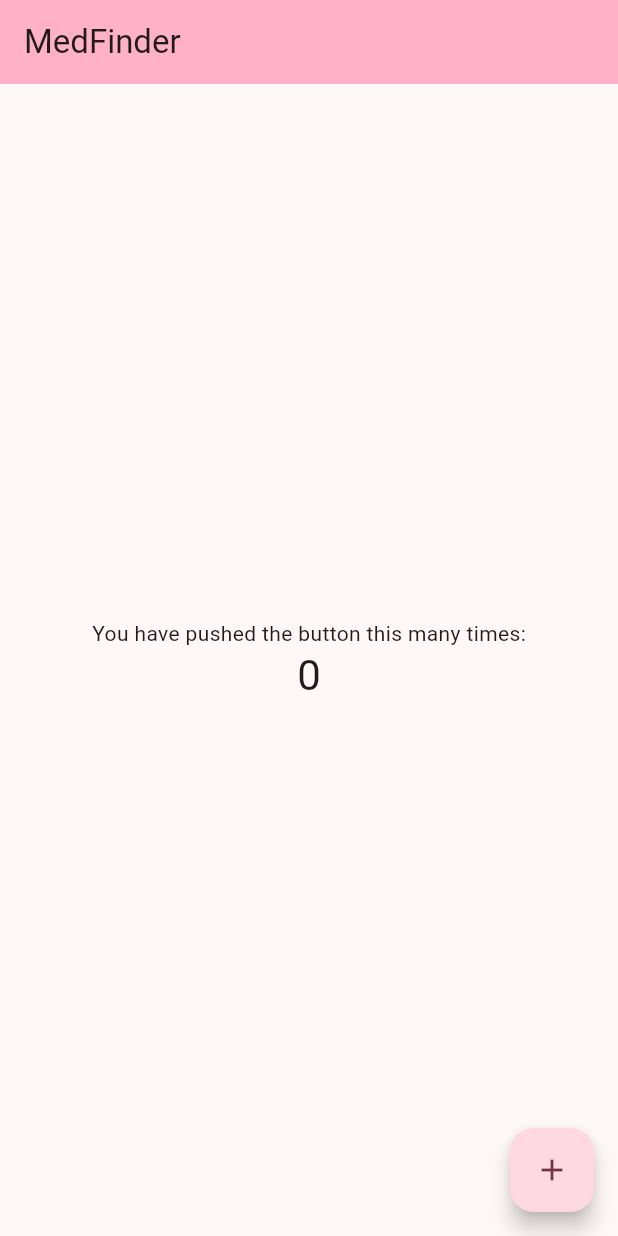
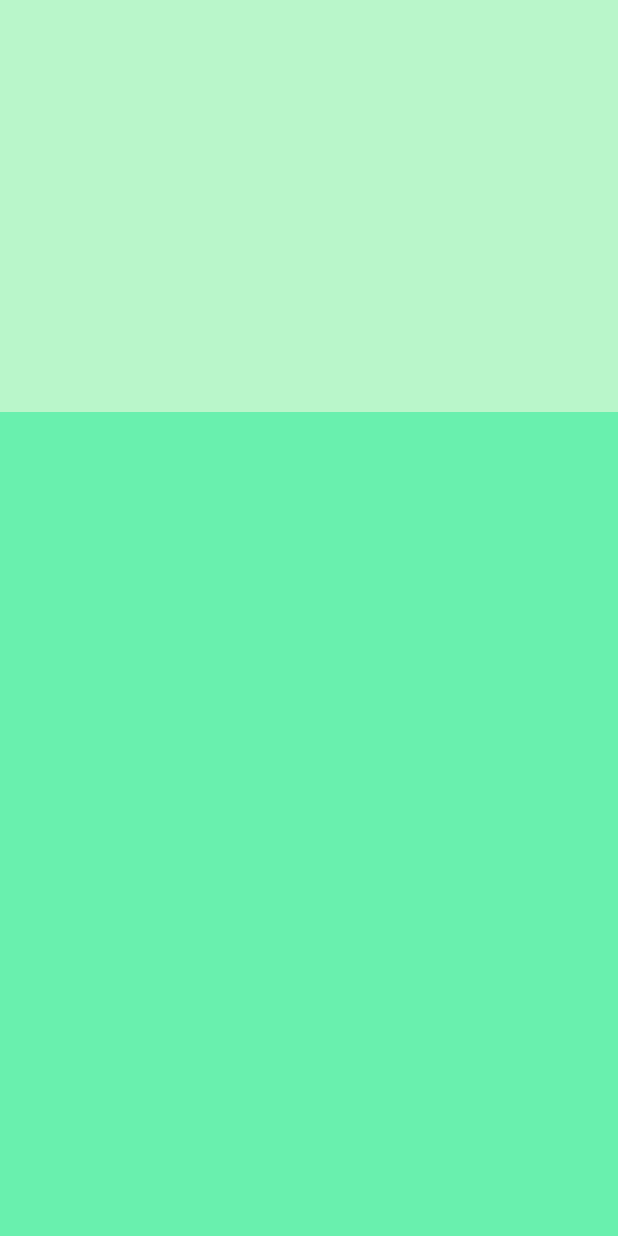
Before and after one commit to pedrolyraa/medfinderflutter, a Flutter app: the screen it shows after launch, on a phone screen of 412 x 824 dp. Run offline on Flutter 3.47's test engine with Material 2 defaults, Android fonts, the phone set to English and light mode, and no system bars.

Commit message:
Fazendo a tela de cadastro e login

```diff
--- a/lib/main.dart
+++ b/lib/main.dart
@@ -1,125 +1,35 @@
 import 'package:flutter/material.dart';
+import 'package:medfinderflutter/screens/SignInScreen.dart';
+import 'package:medfinderflutter/screens/initScreen.dart';
 
 void main() {
-  runApp(const MyApp());
+  runApp(MyApp());
 }
 
 class MyApp extends StatelessWidget {
-  const MyApp({super.key});
+  final pageController = PageController(initialPage: 1);
 
   // This widget is the root of your application.
   @override
   Widget build(BuildContext context) {
     return MaterialApp(
+      debugShowCheckedModeBanner: false,
       title: 'MedFinder',
       theme: ThemeData(
-        // This is the theme of your application.
-        //
-        // TRY THIS: Try running your application with "flutter run". You'll see
-        // the application has a blue toolbar. Then, without quitting the app,
-        // try changing the seedColor in the colorScheme below to Colors.green
-        // and then invoke "hot reload" (save your changes or press the "hot
-        // reload" button in a Flutter-supported IDE, or press "r" if you used
-        // the command line to start the app).
-        //
-        // Notice that the counter didn't reset back to zero; the application
-        // state is not lost during the reload. To reset the state, use hot
-        // restart instead.
-        //
-        // This works for code too, not just values: Most code changes can be
-        // tested with just a hot reload.
-        colorScheme: ColorScheme.fromSeed(seedColor: Colors.black),
-        useMaterial3: true,
+        primarySwatch: Colors.blue,
       ),
-      home: const MyHomePage(title: 'MedFinder'),
+      home: PageView(
+        controller: pageController,
+        children: <Widget>[
+          Scaffold(
+            body: SignInScreen(),
+          ),
+          Scaffold(
+            body: InitScreen(pageController),
+          ),
+        ],
+      )
     );
+
   }
 }
-
-class MyHomePage extends StatefulWidget {
-  const MyHomePage({super.key, required this.title});
-
-  // This widget is the home page of your application. It is stateful, meaning
-  // that it has a State object (defined below) that contains fields that affect
-  // how it looks.
-
-  // This class is the configuration for the state. It holds the values (in this
-  // case the title) provided by the parent (in this case the App widget) and
-  // used by the build method of the State. Fields in a Widget subclass are
-  // always marked "final".
-
-  final String title;
-
-  @override
-  State<MyHomePage> createState() => _MyHomePageState();
-}
-
-class _MyHomePageState extends State<MyHomePage> {
-  int _counter = 0;
-
-  void _incrementCounter() {
-    setState(() {
-      // This call to setState tells the Flutter framework that something has
-      // changed in this State, which causes it to rerun the build method below
-      // so that the display can reflect the updated values. If we changed
-      // _counter without calling setState(), then the build method would not be
-      // called again, and so nothing would appear to happen.
-      _counter++;
-    });
-  }
-
-  @override
-  Widget build(BuildContext context) {
-    // This method is rerun every time setState is called, for instance as done
-    // by the _incrementCounter method above.
-    //
-    // The Flutter framework has been optimized to make rerunning build methods
-    // fast, so that you can just rebuild anything that needs updating rather
-    // than having to individually change instances of widgets.
-    return Scaffold(
-      appBar: AppBar(
-        // TRY THIS: Try changing the color here to a specific color (to
-        // Colors.amber, perhaps?) and trigger a hot reload to see the AppBar
-        // change color while the other colors stay the same.
-        backgroundColor: Theme.of(context).colorScheme.inversePrimary,
-        // Here we take the value from the MyHomePage object that was created by
-        // the App.build method, and use it to set our appbar title.
-        title: Text(widget.title),
-      ),
-      body: Center(
-        // Center is a layout widget. It takes a single child and positions it
-        // in the middle of the parent.
-        child: Column(
-          // Column is also a layout widget. It takes a list of children and
-          // arranges them vertically. By default, it sizes itself to fit its
-          // children horizontally, and tries to be as tall as its parent.
-          //
-          // Column has various properties to control how it sizes itself and
-          // how it positions its children. Here we use mainAxisAlignment to
-          // center the children vertically; the main axis here is the vertical
-          // axis because Columns are vertical (the cross axis would be
-          // horizontal).
-          //
-          // TRY THIS: Invoke "debug painting" (choose the "Toggle Debug Paint"
-          // action in the IDE, or press "p" in the console), to see the
-          // wireframe for each widget.
-          mainAxisAlignment: MainAxisAlignment.center,
-          children: <Widget>[
-            const Text(
-              'You have pushed the button this many times:',
-            ),
-            Text(
-              '$_counter',
-              style: Theme.of(context).textTheme.headlineMedium,
-            ),
-          ],
-        ),
-      ),
-      floatingActionButton: FloatingActionButton(
-        onPressed: _incrementCounter,
-        tooltip: 'Increment',
-        child: const Icon(Icons.add),
-      ), // This trailing comma makes auto-formatting nicer for build methods.
-    );
-  }
-}
--- /dev/null
+++ b/lib/screens/SignInScreen.dart
@@ -0,0 +1,17 @@
+import 'package:flutter/material.dart';
+
+class SignInScreen extends StatefulWidget {
+  const SignInScreen({super.key});
+
+  @override
+  State<SignInScreen> createState() => _SignInScreenState();
+}
+
+class _SignInScreenState extends State<SignInScreen> {
+  @override
+  Widget build(BuildContext context) {
+    return Container(
+      color: Colors.white,
+    );
+  }
+}
--- /dev/null
+++ b/lib/screens/initScreen.dart
@@ -0,0 +1,34 @@
+import 'package:flutter/material.dart';
+
+class InitScreen extends StatefulWidget {
+  final PageController controller;
+  InitScreen(this.controller);
+
+
+  @override
+  _InitScreenState createState() => _InitScreenState(controller);
+}
+
+class _InitScreenState extends State<InitScreen> {
+
+  final PageController pageController;
+  _InitScreenState(this.pageController);
+
+  double displayHeight () => MediaQuery.of(context).size.height;
+  double displayWidth () => MediaQuery.of(context).size.width;
+
+  @override
+  Widget build(BuildContext context) {
+    return Container(
+      color: Colors.greenAccent,
+      child: Column(
+        children: <Widget>[
+          Container(
+            height: displayHeight() / 3,
+            color: Colors.greenAccent[100],
+          )
+        ],
+      )
+    );
+  }
+}
```
Also changed, not shown: pubspec.yaml (+18 -1 lines), assets/app/icon-android.png (added), assets/app/icon.png (added), assets/app/splash.png (added), lib/assets/app/icon-android.png (added), lib/assets/app/icon.png (added), lib/assets/app/splash.png (added), pubspec.lock, 9 other files.
